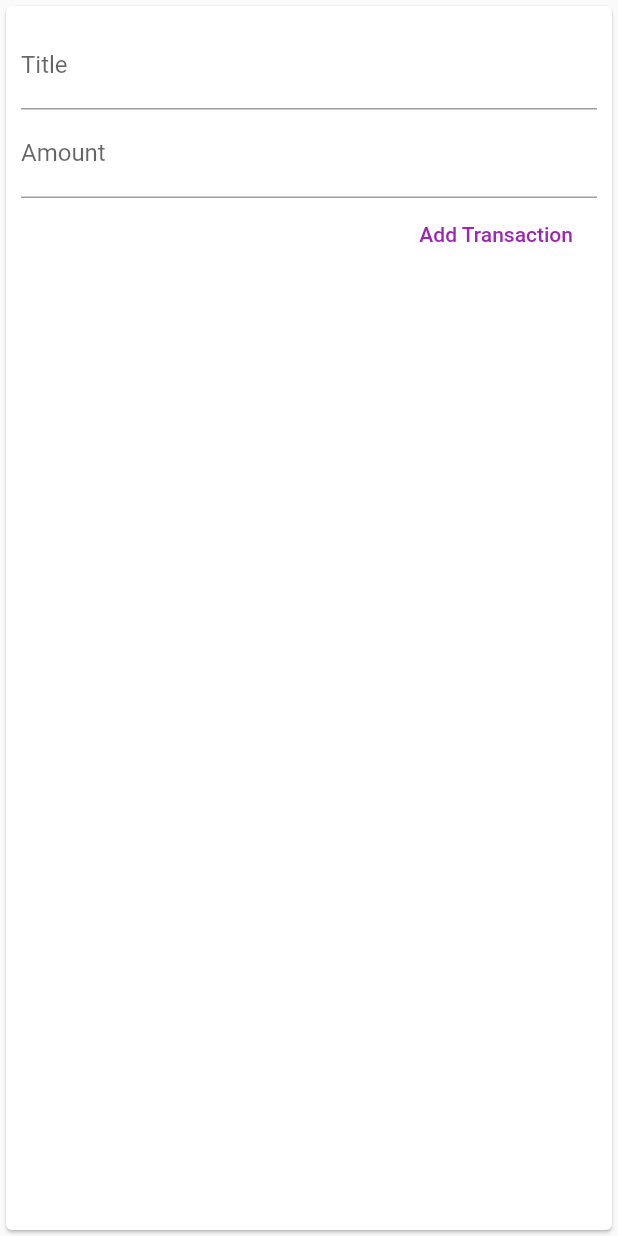
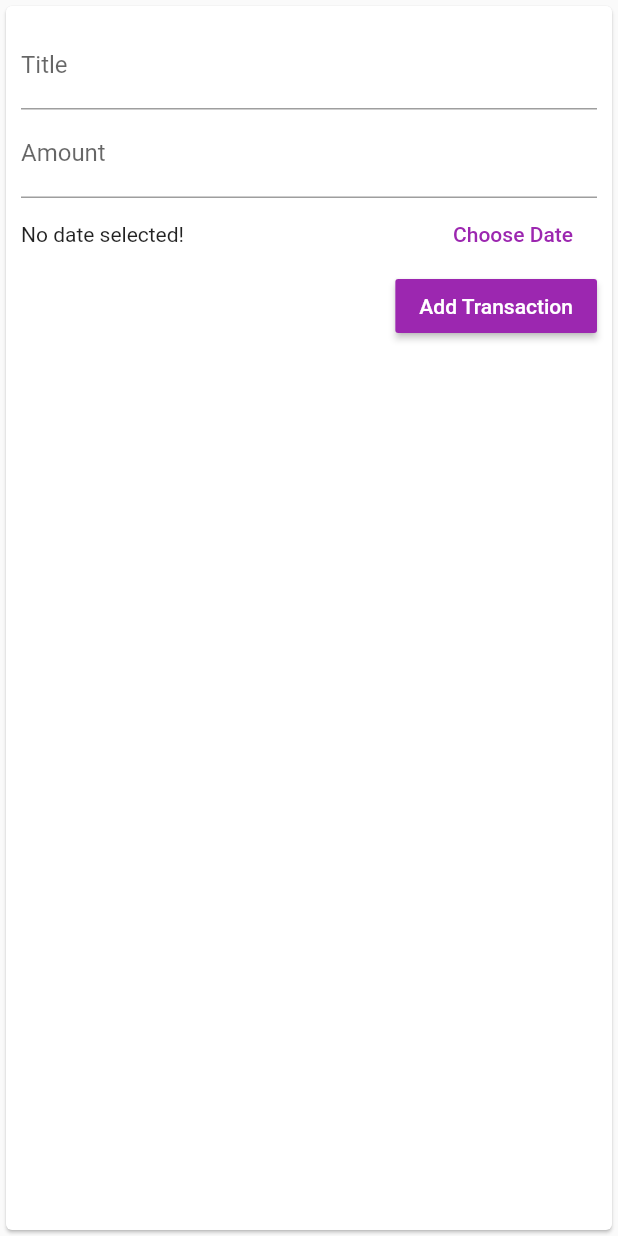
Before and after one commit to Raunakk02/Personal-Expenses-App, a Flutter app: the NewTransaction widget shown alone on an empty page, opened directly with empty values, after a tap on "Add Transaction", on a phone screen of 412 x 824 dp. Run offline on Flutter 3.47's test engine with Material 2 defaults, Android fonts, the phone set to English and light mode, and no system bars.

Commit message:
added date picker (NewTransaction)

```diff
--- a/lib/main.dart
+++ b/lib/main.dart
@@ -55,12 +55,12 @@ class _MyHomePageState extends State<MyHomePage> {
     //     date: DateTime.now()),
   ];
 
-  void _addTransaction(String txTitle, double txAmount) {
+  void _addTransaction(String txTitle, double txAmount, DateTime chosenDate) {
     final newTx = Transaction(
         id: DateTime.now().toString(),
         title: txTitle,
         amount: txAmount,
-        date: DateTime.now());
+        date: chosenDate);
     setState(() {
       _userTransactions.add(newTx);
     });
--- a/lib/widgets/new_transaction.dart
+++ b/lib/widgets/new_transaction.dart
@@ -1,4 +1,5 @@
 import 'package:flutter/material.dart';
+import 'package:intl/intl.dart';
 
 class NewTransaction extends StatefulWidget {
   final Function txHandler;
@@ -14,16 +15,37 @@ class _NewTransactionState extends State<NewTransaction> {
 
   final amountController = TextEditingController();
 
-  void submitData(){
+  DateTime selectedDate;
+
+  void submitData() {
+    if(amountController.text.isEmpty){
+      return;
+    }
     final enteredTitle = titleController.text;
     final enteredAmount = double.parse(amountController.text);
 
-    if(enteredTitle.isEmpty || enteredAmount<=0){
+    if (enteredTitle.isEmpty || enteredAmount <= 0 || selectedDate == null) {
       return;
     }
 
-    widget.txHandler(enteredTitle,enteredAmount);
+    widget.txHandler(enteredTitle, enteredAmount, selectedDate);
     Navigator.of(context).pop();
+  }
+
+  void _presentDatePicker() {
+    showDatePicker(
+      context: context,
+      initialDate: DateTime.now(),
+      firstDate: DateTime.now().subtract(Duration(days: 365)),
+      lastDate: DateTime.now(),
+    ).then((pickedDate) {
+      if (pickedDate == null) {
+        return;
+      }
+      setState(() {
+        selectedDate = pickedDate;
+      });
+    });
   }
 
   @override
@@ -37,20 +59,37 @@ class _NewTransactionState extends State<NewTransaction> {
           TextField(
             decoration: InputDecoration(labelText: 'Title'),
             controller: titleController,
-            onSubmitted: (_)=>submitData(),
+            onSubmitted: (_) => submitData(),
           ),
           TextField(
             decoration: InputDecoration(labelText: 'Amount'),
             controller: amountController,
             keyboardType: TextInputType.number,
-            onSubmitted: (_)=>submitData(),
+            onSubmitted: (_) => submitData(),
           ),
-          FlatButton(
+          Row(
+            children: [
+              Expanded(
+                child: Text(
+                  selectedDate == null
+                      ? 'No date selected!'
+                      : 'Picked Date: ${DateFormat.yMd().format(selectedDate)}',
+                ),
+              ),
+              FlatButton(
+                onPressed: _presentDatePicker,
+                child: Text('Choose Date'),
+                textColor: Theme.of(context).primaryColor,
+              ),
+            ],
+          ),
+          RaisedButton(
             onPressed: submitData,
             child: Text(
               'Add Transaction',
             ),
-            textColor: Colors.purple,
+            color: Theme.of(context).primaryColor,
+            textColor: Colors.white,
           ),
         ],
       ),
```
